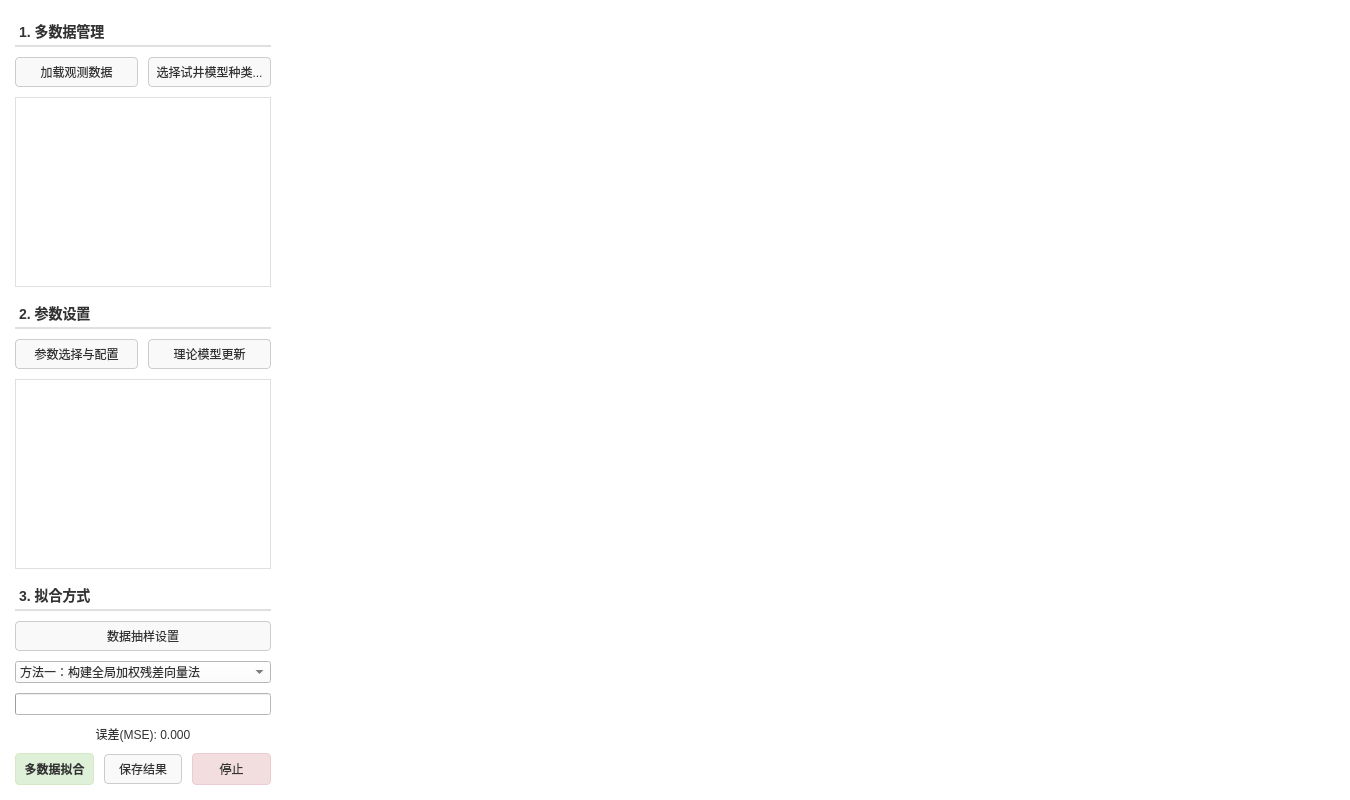
The window that wt_multidatafittingwidget.ui (Luqinghao1/20260311-1) describes before a commit, drawn with Qt 5.
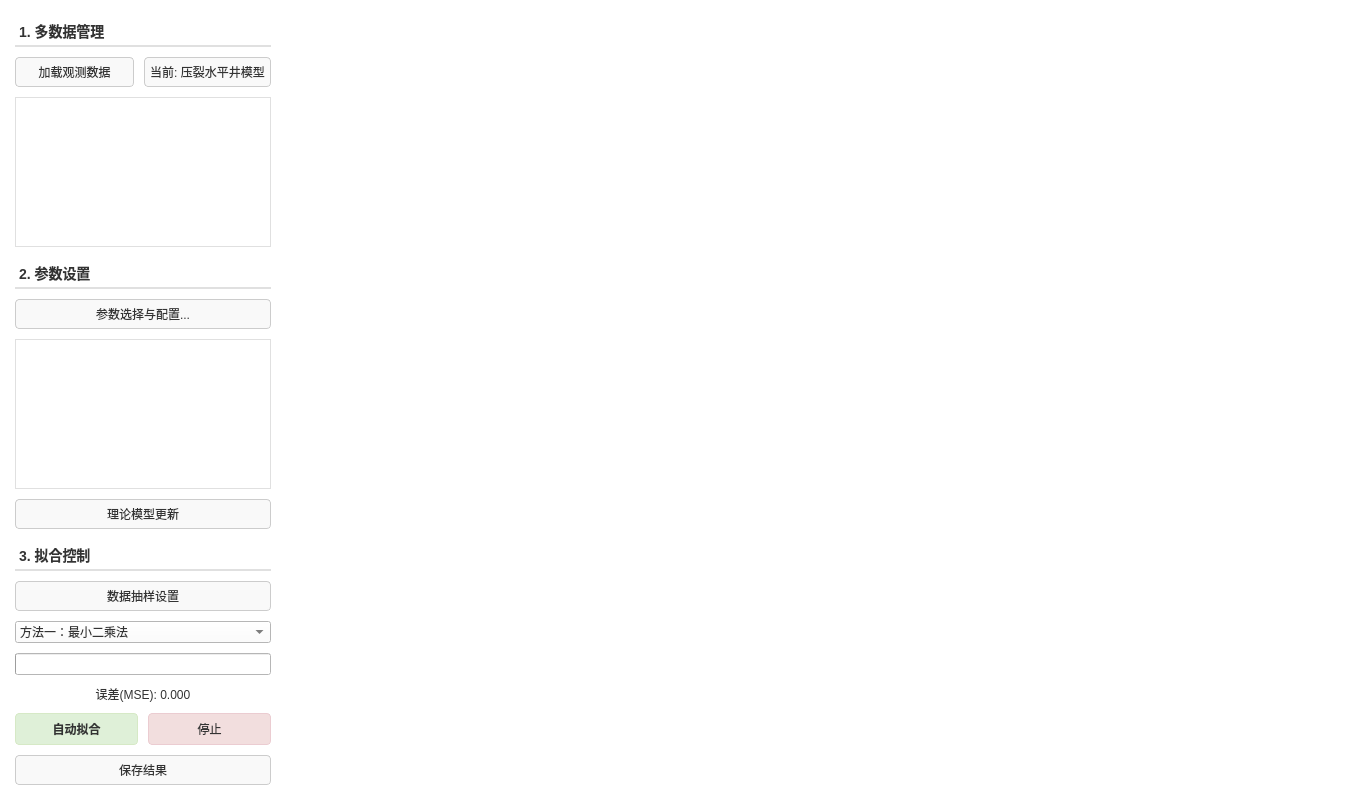
The same window after the commit.

```diff
--- a/wt_multidatafittingwidget.ui
+++ b/wt_multidatafittingwidget.ui
@@ -92,12 +92,28 @@
         <layout class="QHBoxLayout" name="horizontalLayout_1">
          <item>
           <widget class="QPushButton" name="btnAddData">
-           <property name="text"><string>加载观测数据</string></property>
+           <property name="sizePolicy">
+            <sizepolicy hsizetype="Expanding" vsizetype="Fixed">
+             <horstretch>1</horstretch>
+             <verstretch>0</verstretch>
+            </sizepolicy>
+           </property>
+           <property name="text">
+            <string>加载观测数据</string>
+           </property>
           </widget>
          </item>
          <item>
           <widget class="QPushButton" name="btn_modelSelect">
-           <property name="text"><string>选择试井模型种类...</string></property>
+           <property name="sizePolicy">
+            <sizepolicy hsizetype="Expanding" vsizetype="Fixed">
+             <horstretch>1</horstretch>
+             <verstretch>0</verstretch>
+            </sizepolicy>
+           </property>
+           <property name="text">
+            <string>当前: 压裂水平井模型</string>
+           </property>
           </widget>
          </item>
         </layout>
@@ -117,30 +133,51 @@
         </widget>
        </item>
        <item>
-        <layout class="QHBoxLayout" name="horizontalLayout_2">
-         <item>
-          <widget class="QPushButton" name="btnSelectParams">
-           <property name="text"><string>参数选择与配置</string></property>
-          </widget>
-         </item>
-         <item>
-          <widget class="QPushButton" name="btnImportModel">
-           <property name="text"><string>理论模型更新</string></property>
-          </widget>
-         </item>
-        </layout>
+        <widget class="QPushButton" name="btnSelectParams">
+         <property name="text">
+          <string>参数选择与配置...</string>
+         </property>
+        </widget>
        </item>
        <item>
         <widget class="QTableWidget" name="tableParams">
-         <property name="alternatingRowColors"><bool>true</bool></property>
-         <property name="styleSheet"><string notr="true">border: 1px solid #e0e0e0; background-color: white;</string></property>
-         <attribute name="verticalHeaderVisible"><bool>false</bool></attribute>
+         <property name="sizePolicy">
+          <sizepolicy hsizetype="Expanding" vsizetype="Expanding">
+           <horstretch>0</horstretch>
+           <verstretch>0</verstretch>
+          </sizepolicy>
+         </property>
+         <property name="styleSheet">
+          <string notr="true">border: 1px solid #e0e0e0;
+background-color: white;</string>
+         </property>
+         <property name="alternatingRowColors">
+          <bool>true</bool>
+         </property>
+         <attribute name="verticalHeaderVisible">
+          <bool>false</bool>
+         </attribute>
         </widget>
        </item>
-
+       <item>
+        <layout class="QVBoxLayout" name="verticalLayout_ParamTools">
+         <property name="spacing">
+          <number>6</number>
+         </property>
+         <item>
+          <widget class="QPushButton" name="btnImportModel">
+           <property name="text">
+            <string>理论模型更新</string>
+           </property>
+          </widget>
+         </item>
+        </layout>
+       </item>
        <item>
         <widget class="QLabel" name="label_3">
-         <property name="text"><string>3. 拟合方式</string></property>
+         <property name="text">
+          <string>3. 拟合控制</string>
+         </property>
         </widget>
        </item>
        <item>
@@ -150,8 +187,16 @@
        </item>
        <item>
         <widget class="QComboBox" name="comboFitMode">
-         <item><property name="text"><string>方法一：构建全局加权残差向量法</string></property></item>
-         <item><property name="text"><string>方法二：主从锚定目标惩罚函数法</string></property></item>
+         <item>
+          <property name="text">
+           <string>方法一：最小二乘法</string>
+          </property>
+         </item>
+         <item>
+          <property name="text">
+           <string>方法二：惩罚函数法</string>
+          </property>
+         </item>
         </widget>
        </item>
        <item>
@@ -170,19 +215,38 @@
         <layout class="QHBoxLayout" name="horizontalLayout_Actions">
          <item>
           <widget class="QPushButton" name="btnRunFit">
-           <property name="styleSheet"><string notr="true">background-color: #dff0d8; border: 1px solid #d6e9c6; padding: 6px; font-weight: bold;</string></property>
-           <property name="text"><string>多数据拟合</string></property>
-          </widget>
-         </item>
-         <item>
-          <widget class="QPushButton" name="btnSave">
-           <property name="text"><string>保存结果</string></property>
+           <property name="styleSheet">
+            <string notr="true">background-color: #dff0d8;
+border: 1px solid #d6e9c6; padding: 6px; font-weight: bold;</string>
+           </property>
+           <property name="text">
+            <string>自动拟合</string>
+           </property>
           </widget>
          </item>
          <item>
           <widget class="QPushButton" name="btnStop">
-           <property name="styleSheet"><string notr="true">background-color: #f2dede; border: 1px solid #ebccd1; padding: 6px;</string></property>
-           <property name="text"><string>停止</string></property>
+           <property name="styleSheet">
+            <string notr="true">background-color: #f2dede;
+border: 1px solid #ebccd1; padding: 6px;</string>
+           </property>
+           <property name="text">
+            <string>停止</string>
+           </property>
+          </widget>
+         </item>
+        </layout>
+       </item>
+       <item>
+        <layout class="QHBoxLayout" name="horizontalLayout_Exports">
+         <property name="spacing">
+          <number>5</number>
+         </property>
+         <item>
+          <widget class="QPushButton" name="btnSave">
+           <property name="text">
+            <string>保存结果</string>
+           </property>
           </widget>
          </item>
         </layout>
```
Left out of the diff: 124 changed lines with no effect on the pictures.
